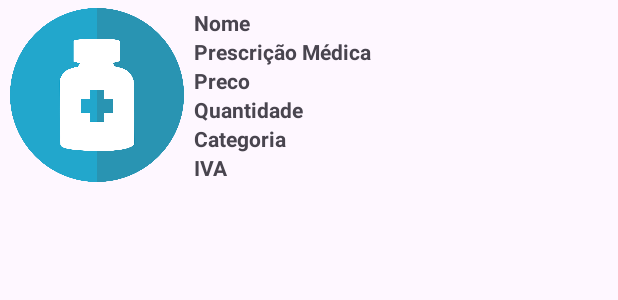
After one commit to HugoDias27/ProjetoAMSI, an Android app: the layout activity_medicamento.xml on its own in the app's theme, with its tools: preview values and no code run, on a phone screen of 412 x 824 dp. The commit adds this screen. Shown: the top 300 px of the screen. Run offline under Robolectric (Android 15) with nearby library versions, the phone set to English and light mode, and no system bars.

Commit message:
layout pesquisa medicamento
primeira versão de pesquisa de medicamentos

```diff
--- a/Carolo_Farmaceutica/app/src/main/res/layout/activity_home.xml
+++ b/Carolo_Farmaceutica/app/src/main/res/layout/activity_home.xml
@@ -1,6 +1,18 @@
 <?xml version="1.0" encoding="utf-8"?>
 <LinearLayout xmlns:android="http://schemas.android.com/apk/res/android"
     android:layout_width="match_parent"
-    android:layout_height="match_parent">
+    android:layout_height="match_parent"
+    android:orientation="vertical">
+
+    <ImageView
+        android:id="@+id/imgHome"
+        android:layout_width="match_parent"
+        android:layout_height="250dp"
+        android:layout_gravity="start"
+        android:src="@drawable/logo" />
+
+    <ListView
+        android:layout_width="match_parent"
+        android:layout_height="match_parent" />
 
 </LinearLayout>
--- /dev/null
+++ b/Carolo_Farmaceutica/app/src/main/res/layout/activity_medicamento.xml
@@ -0,0 +1,129 @@
+<?xml version="1.0" encoding="utf-8"?>
+<LinearLayout xmlns:android="http://schemas.android.com/apk/res/android"
+    android:layout_width="match_parent"
+    android:layout_height="wrap_content"
+    android:layout_margin="5dp"
+    >
+
+    <ImageView
+        android:id="@+id/imgCapa"
+        android:layout_width="0dp"
+        android:layout_height="match_parent"
+        android:layout_weight="0.3"
+
+        android:src="@drawable/medicamento_stock" />
+
+    <LinearLayout
+        android:layout_width="0dp"
+        android:layout_height="wrap_content"
+        android:layout_weight="0.7"
+        android:layout_marginStart="5dp"
+        android:orientation="vertical">
+
+        <LinearLayout
+            android:layout_width="match_parent"
+            android:layout_height="wrap_content"
+            android:orientation="horizontal">
+
+            <TextView
+                android:id="@+id/textView2"
+                android:layout_width="wrap_content"
+                android:layout_height="wrap_content"
+                android:text="Nome"
+                android:textStyle="bold" />
+
+            <TextView
+                android:id="@+id/tvNome"
+                android:layout_width="wrap_content"
+                android:layout_height="wrap_content" />
+        </LinearLayout>
+
+        <LinearLayout
+            android:layout_width="match_parent"
+            android:layout_height="wrap_content"
+            android:orientation="horizontal">
+
+            <TextView
+                android:id="@+id/textView4"
+                android:layout_width="wrap_content"
+                android:layout_height="wrap_content"
+                android:text="Prescrição Médica"
+                android:textStyle="bold"/>
+
+            <TextView
+                android:id="@+id/tvPrescricao"
+                android:layout_width="wrap_content"
+                android:layout_height="wrap_content" />
+        </LinearLayout>
+
+        <LinearLayout
+            android:layout_width="match_parent"
+            android:layout_height="wrap_content"
+            android:orientation="horizontal">
+
+            <TextView
+                android:id="@+id/textView6"
+                android:layout_width="wrap_content"
+                android:layout_height="wrap_content"
+                android:text="Preco"
+                android:textStyle="bold"/>
+
+            <TextView
+                android:id="@+id/tvPreco"
+                android:layout_width="wrap_content"
+                android:layout_height="wrap_content" />
+        </LinearLayout>
+
+        <LinearLayout
+            android:layout_width="match_parent"
+            android:layout_height="wrap_content"
+            android:orientation="horizontal">
+
+            <TextView
+                android:id="@+id/textView8"
+                android:layout_width="wrap_content"
+                android:layout_height="wrap_content"
+                android:text="Quantidade"
+                android:textStyle="bold"/>
+
+            <TextView
+                android:id="@+id/tvQuantidade"
+                android:layout_width="wrap_content"
+                android:layout_height="wrap_content" />
+        </LinearLayout>
+        <LinearLayout
+            android:layout_width="match_parent"
+            android:layout_height="wrap_content"
+            android:orientation="horizontal">
+
+            <TextView
+                android:id="@+id/textView9"
+                android:layout_width="wrap_content"
+                android:layout_height="wrap_content"
+                android:text="Categoria"
+                android:textStyle="bold"/>
+
+            <TextView
+                android:id="@+id/tvCategoria"
+                android:layout_width="wrap_content"
+                android:layout_height="wrap_content" />
+        </LinearLayout>
+        <LinearLayout
+            android:layout_width="match_parent"
+            android:layout_height="wrap_content"
+            android:orientation="horizontal">
+
+            <TextView
+                android:id="@+id/textView10"
+                android:layout_width="wrap_content"
+                android:layout_height="wrap_content"
+                android:text="IVA"
+                android:textStyle="bold"/>
+
+            <TextView
+                android:id="@+id/tvIVA"
+                android:layout_width="wrap_content"
+                android:layout_height="wrap_content" />
+        </LinearLayout>
+    </LinearLayout>
+</LinearLayout>
```
Also changed, not shown: Carolo_Farmaceutica/app/src/main/res/drawable/medicamento_stock.webp (added).
